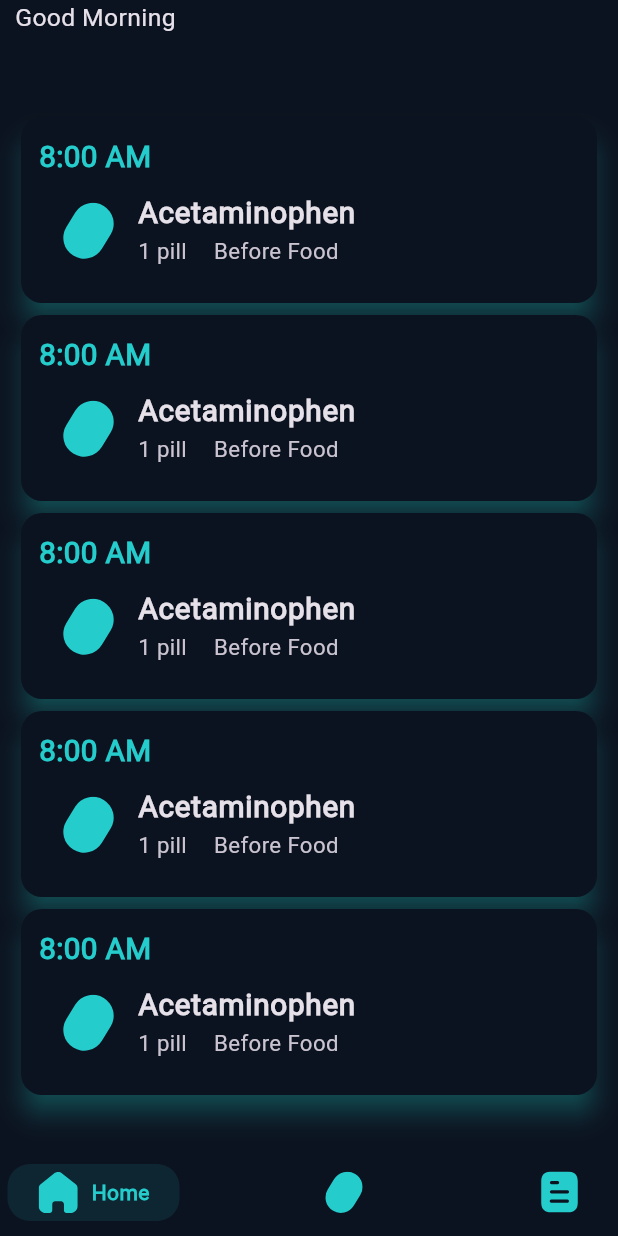
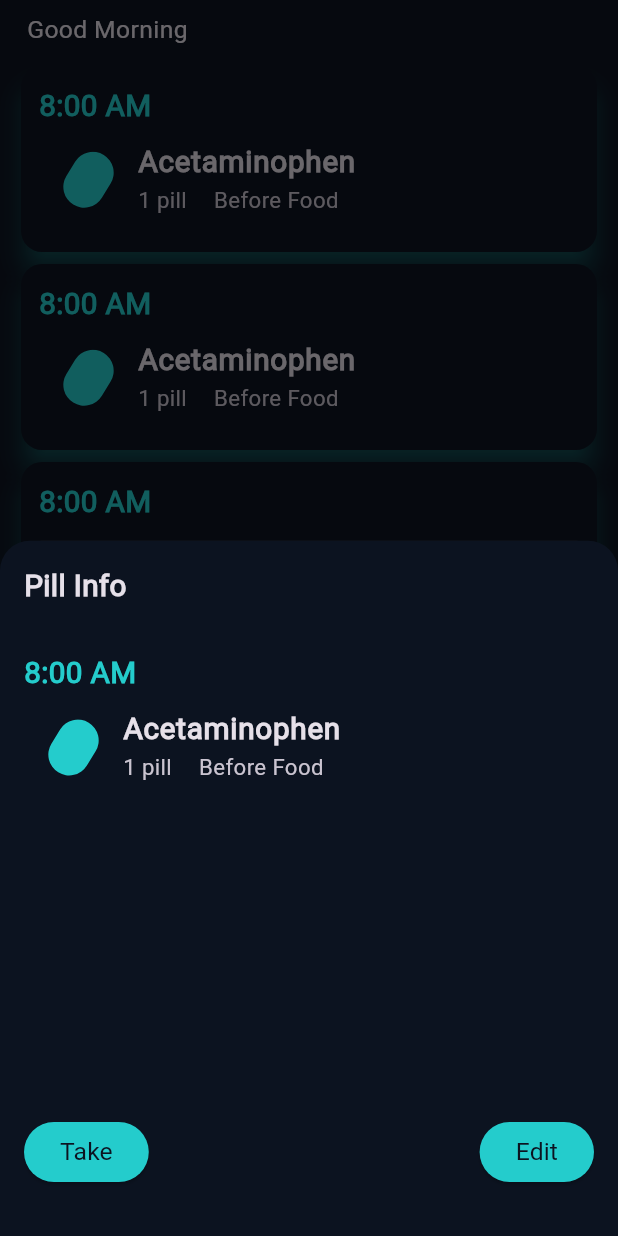
Before and after one commit to AliKamar34/MediMood, a Flutter app: the screen it shows after launch, after a tap on "8:00 AM", on a phone screen of 412 x 824 dp. Run offline on Flutter 3.47's test engine with Material 3 defaults, Android fonts, the light colour scheme and no system bars; drawn by our look-alikes of google_nav_bar; our stand-ins replace flutter_svg, font_awesome_flutter, go_router.

Commit message:
create pill bottom sheet

```diff
--- a/lib/core/utils/app_routes.dart
+++ b/lib/core/utils/app_routes.dart
@@ -1,8 +1,11 @@
 import 'package:flutter/material.dart';
 import 'package:go_router/go_router.dart';
+import 'package:new_app/features/home/presentation/views/home_view.dart';
 import 'package:new_app/features/home/presentation/views/nav_bar_view.dart';
 
 abstract class AppRoutes {
+  static const String kHomeView = '/homeView';
+
   static final GoRouter router = GoRouter(
     routes: <RouteBase>[
       GoRoute(
@@ -11,6 +14,12 @@ abstract class AppRoutes {
           return const CustomNavBar();
         },
       ),
+      GoRoute(
+        path: kHomeView,
+        builder: (BuildContext context, GoRouterState state) {
+          return const HomeView();
+        },
+      ),
     ],
   );
 }
--- a/lib/features/home/presentation/views/widgets/home_view_body.dart
+++ b/lib/features/home/presentation/views/widgets/home_view_body.dart
@@ -1,6 +1,6 @@
 import 'package:flutter/material.dart';
 import 'package:new_app/core/utils/app_text_style.dart';
-import 'package:new_app/features/home/presentation/views/widgets/pill_card.dart';
+import 'package:new_app/features/home/presentation/views/widgets/pill_card_list_view.dart';
 
 class HomeViewBody extends StatelessWidget {
   const HomeViewBody({super.key});
@@ -14,12 +14,12 @@ class HomeViewBody extends StatelessWidget {
           child: Column(
             crossAxisAlignment: CrossAxisAlignment.start,
             children: [
-              Text(
-                'Good Morning',
-                style: AppTextStyle.styleRegular20(context),
-              ),
-              const SizedBox(
-                height: 50,
+              Padding(
+                padding: const EdgeInsets.all(8.0),
+                child: Text(
+                  'Good Morning',
+                  style: AppTextStyle.styleRegular20(context),
+                ),
               ),
               const Expanded(child: PillCardListView())
             ],
@@ -29,17 +29,3 @@ class HomeViewBody extends StatelessWidget {
     );
   }
 }
-
-class PillCardListView extends StatelessWidget {
-  const PillCardListView({super.key});
-
-  @override
-  Widget build(BuildContext context) {
-    return ListView.builder(
-      itemCount: 5,
-      itemBuilder: (context, index) {
-        return const PillCard();
-      },
-    );
-  }
-}
--- /dev/null
+++ b/lib/features/home/presentation/views/widgets/pill_bottom_sheet.dart
@@ -0,0 +1,74 @@
+import 'package:flutter/material.dart';
+import 'package:new_app/core/utils/app_text_style.dart';
+import 'package:new_app/core/utils/colors_asset_data.dart';
+import 'package:new_app/features/home/presentation/views/widgets/pill_card_info.dart';
+
+class PillBottomSheet extends StatelessWidget {
+  const PillBottomSheet({super.key});
+
+  @override
+  Widget build(BuildContext context) {
+    return Container(
+      padding: const EdgeInsets.all(16.0),
+      height: MediaQuery.sizeOf(context).height * 0.70,
+      decoration: const BoxDecoration(
+        color: ColorsAssetData.scaffoldColor,
+        borderRadius: BorderRadius.vertical(
+          top: Radius.circular(20),
+        ),
+      ),
+      child: CustomScrollView(
+        slivers: [
+          SliverFillRemaining(
+            child: Column(
+              crossAxisAlignment: CrossAxisAlignment.start,
+              children: [
+                Text(
+                  'Pill Info',
+                  style: AppTextStyle.styleBold24(context),
+                ),
+                const SizedBox(height: 30),
+                const PillCardInfo(),
+                const Expanded(child: SizedBox()),
+                Row(
+                  mainAxisAlignment: MainAxisAlignment.spaceBetween,
+                  children: [
+                    ElevatedButton(
+                      onPressed: () {},
+                      style: ButtonStyle(
+                        backgroundColor: WidgetStateProperty.all(
+                          ColorsAssetData.primaryColor,
+                        ),
+                      ),
+                      child: Text(
+                        'Take',
+                        style: AppTextStyle.styleRegular20(context).copyWith(
+                          color: ColorsAssetData.scaffoldColor,
+                        ),
+                      ),
+                    ),
+                    ElevatedButton(
+                      onPressed: () {},
+                      style: ButtonStyle(
+                        backgroundColor: WidgetStateProperty.all(
+                          ColorsAssetData.primaryColor,
+                        ),
+                      ),
+                      child: Text(
+                        'Edit',
+                        style: AppTextStyle.styleRegular20(context).copyWith(
+                          color: ColorsAssetData.scaffoldColor,
+                        ),
+                      ),
+                    ),
+                  ],
+                ),
+                const SizedBox(height: 16),
+              ],
+            ),
+          ),
+        ],
+      ),
+    );
+  }
+}
--- a/lib/features/home/presentation/views/widgets/pill_card.dart
+++ b/lib/features/home/presentation/views/widgets/pill_card.dart
@@ -1,5 +1,6 @@
 import 'package:flutter/material.dart';
 import 'package:new_app/core/utils/colors_asset_data.dart';
+import 'package:new_app/features/home/presentation/views/widgets/pill_bottom_sheet.dart';
 import 'package:new_app/features/home/presentation/views/widgets/pill_card_info.dart';
 
 class PillCard extends StatelessWidget {
@@ -17,7 +18,14 @@ class PillCard extends StatelessWidget {
         borderRadius: BorderRadius.circular(14),
       ),
       child: InkWell(
-        onTap: () {},
+        onTap: () {
+          showModalBottomSheet(
+            context: context,
+            builder: (BuildContext context) {
+              return const PillBottomSheet();
+            },
+          );
+        },
         borderRadius: BorderRadius.circular(14),
         child: const Padding(
           padding: EdgeInsets.all(12),
--- a/lib/features/home/presentation/views/widgets/pill_card_list_view.dart
+++ b/lib/features/home/presentation/views/widgets/pill_card_list_view.dart
@@ -0,0 +1,16 @@
+import 'package:flutter/material.dart';
+import 'package:new_app/features/home/presentation/views/widgets/pill_card.dart';
+
+class PillCardListView extends StatelessWidget {
+  const PillCardListView({super.key});
+
+  @override
+  Widget build(BuildContext context) {
+    return ListView.builder(
+      itemCount: 5,
+      itemBuilder: (context, index) {
+        return const PillCard();
+      },
+    );
+  }
+}
```
